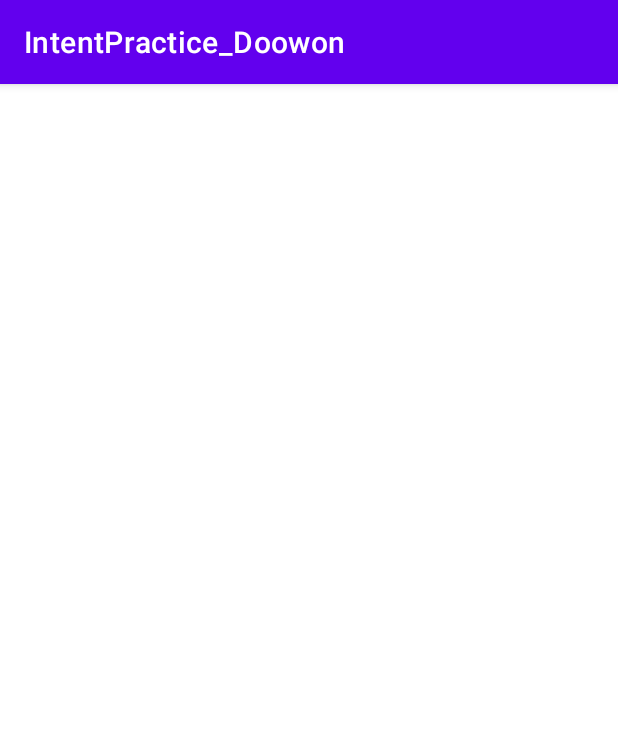
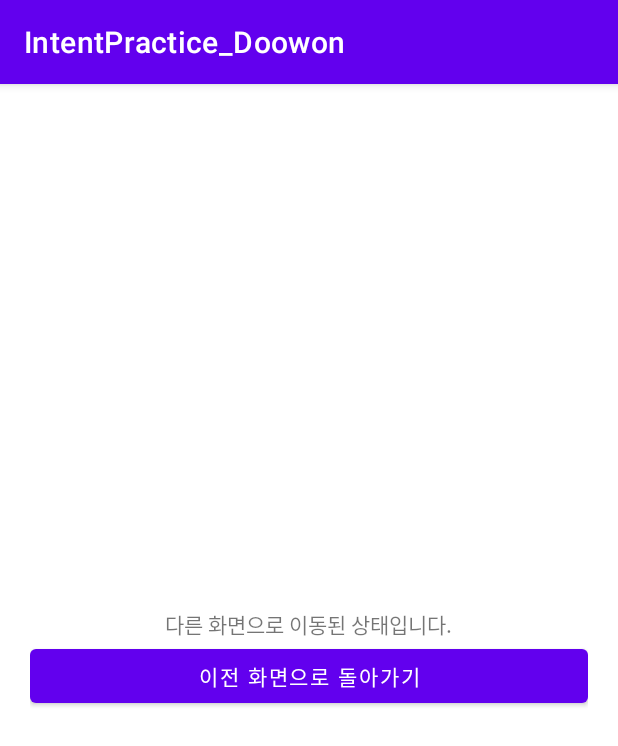
Before and after one commit to doowon13/IntentPractice_Doowon, an Android app: the OtherActivity screen opened directly, with no data from a screen before it, on a phone screen of 412 x 824 dp. Shown: the top 746 px of the screen. Run offline under Robolectric (Android 15) with nearby library versions, the phone set to English and light mode, and no system bars.

Commit message:
다른화면 추가, UI작업 진행

```diff
--- a/app/src/main/res/layout/activity_other.xml
+++ b/app/src/main/res/layout/activity_other.xml
@@ -1,9 +1,22 @@
 <?xml version="1.0" encoding="utf-8"?>
-<androidx.constraintlayout.widget.ConstraintLayout xmlns:android="http://schemas.android.com/apk/res/android"
+<LinearLayout xmlns:android="http://schemas.android.com/apk/res/android"
     xmlns:app="http://schemas.android.com/apk/res-auto"
     xmlns:tools="http://schemas.android.com/tools"
     android:layout_width="match_parent"
     android:layout_height="match_parent"
+    android:orientation="vertical"
+    android:gravity="center"
+    android:padding="20dp"
     tools:context=".OtherActivity">
 
-</androidx.constraintlayout.widget.ConstraintLayout>
+    <TextView
+        android:layout_width="wrap_content"
+        android:layout_height="wrap_content"
+        android:text="다른 화면으로 이동된 상태입니다." />
+
+    <Button
+        android:layout_width="match_parent"
+        android:layout_height="wrap_content"
+        android:text="이전 화면으로 돌아가기" />
+
+</LinearLayout>
```
